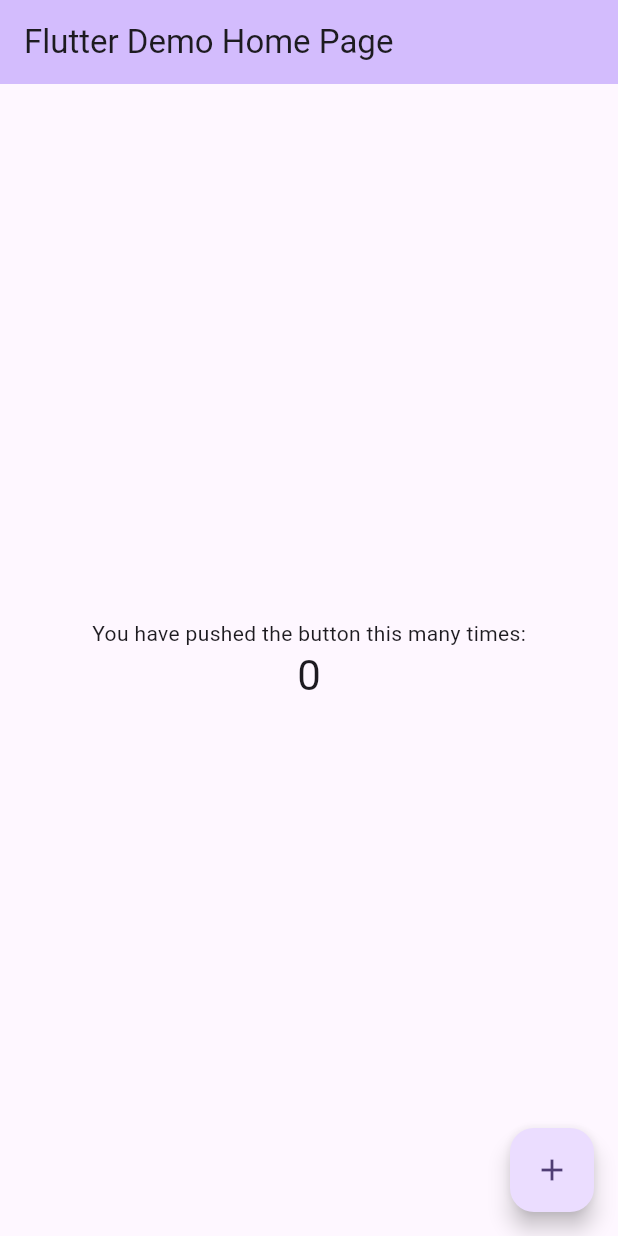
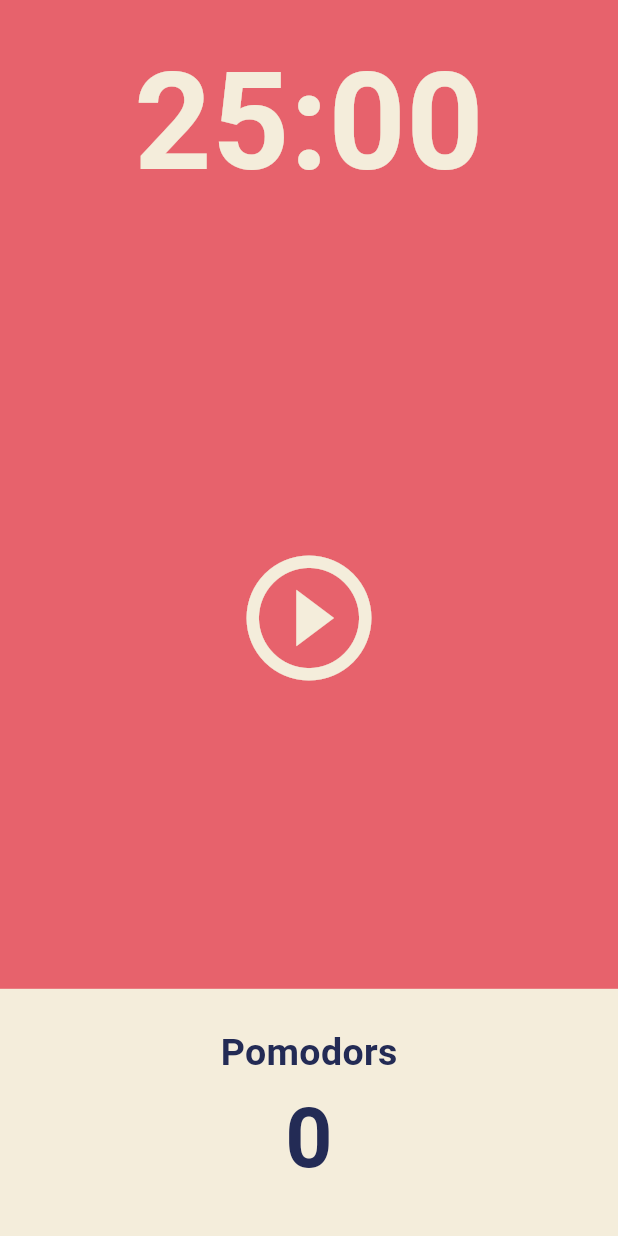
Before and after one commit to LeeSomgyul/concentration-time, a Flutter app: the screen it shows after launch, on a phone screen of 412 x 824 dp. Run offline on Flutter 3.47's test engine with Material 3 defaults, Android fonts, the phone set to English and light mode, and no system bars.

Commit message:
20240406_13:02

```diff
--- a/flutter_application_1/lib/main.dart
+++ b/flutter_application_1/lib/main.dart
@@ -1,4 +1,5 @@
 import 'package:flutter/material.dart';
+import 'package:flutter_application_1/screens/home_screen.dart';
 
 void main() {
   runApp(const MyApp());
@@ -7,119 +8,21 @@ void main() {
 class MyApp extends StatelessWidget {
   const MyApp({super.key});
 
-  // This widget is the root of your application.
   @override
   Widget build(BuildContext context) {
     return MaterialApp(
-      title: 'Flutter Demo',
       theme: ThemeData(
-        // This is the theme of your application.
-        //
-        // TRY THIS: Try running your application with "flutter run". You'll see
-        // the application has a purple toolbar. Then, without quitting the app,
-        // try changing the seedColor in the colorScheme below to Colors.green
-        // and then invoke "hot reload" (save your changes or press the "hot
-        // reload" button in a Flutter-supported IDE, or press "r" if you used
-        // the command line to start the app).
-        //
-        // Notice that the counter didn't reset back to zero; the application
-        // state is not lost during the reload. To reset the state, use hot
-        // restart instead.
-        //
-        // This works for code too, not just values: Most code changes can be
-        // tested with just a hot reload.
-        colorScheme: ColorScheme.fromSeed(seedColor: Colors.deepPurple),
-        useMaterial3: true,
+        colorScheme: ColorScheme.fromSwatch(
+          backgroundColor: const Color(0xFFE7626C),
+        ),
+        textTheme: const TextTheme(
+          displayLarge: TextStyle(
+            color: Color(0xFF232B55),
+          ),
+        ),
+        cardColor: const Color(0xFFF4EDDB),
       ),
-      home: const MyHomePage(title: 'Flutter Demo Home Page'),
+      home: const HomeScreen(),
     );
   }
 }
-
-class MyHomePage extends StatefulWidget {
-  const MyHomePage({super.key, required this.title});
-
-  // This widget is the home page of your application. It is stateful, meaning
-  // that it has a State object (defined below) that contains fields that affect
-  // how it looks.
-
-  // This class is the configuration for the state. It holds the values (in this
-  // case the title) provided by the parent (in this case the App widget) and
-  // used by the build method of the State. Fields in a Widget subclass are
-  // always marked "final".
-
-  final String title;
-
-  @override
-  State<MyHomePage> createState() => _MyHomePageState();
-}
-
-class _MyHomePageState extends State<MyHomePage> {
-  int _counter = 0;
-
-  void _incrementCounter() {
-    setState(() {
-      // This call to setState tells the Flutter framework that something has
-      // changed in this State, which causes it to rerun the build method below
-      // so that the display can reflect the updated values. If we changed
-      // _counter without calling setState(), then the build method would not be
-      // called again, and so nothing would appear to happen.
-      _counter++;
-    });
-  }
-
-  @override
-  Widget build(BuildContext context) {
-    // This method is rerun every time setState is called, for instance as done
-    // by the _incrementCounter method above.
-    //
-    // The Flutter framework has been optimized to make rerunning build methods
-    // fast, so that you can just rebuild anything that needs updating rather
-    // than having to individually change instances of widgets.
-    return Scaffold(
-      appBar: AppBar(
-        // TRY THIS: Try changing the color here to a specific color (to
-        // Colors.amber, perhaps?) and trigger a hot reload to see the AppBar
-        // change color while the other colors stay the same.
-        backgroundColor: Theme.of(context).colorScheme.inversePrimary,
-        // Here we take the value from the MyHomePage object that was created by
-        // the App.build method, and use it to set our appbar title.
-        title: Text(widget.title),
-      ),
-      body: Center(
-        // Center is a layout widget. It takes a single child and positions it
-        // in the middle of the parent.
-        child: Column(
-          // Column is also a layout widget. It takes a list of children and
-          // arranges them vertically. By default, it sizes itself to fit its
-          // children horizontally, and tries to be as tall as its parent.
-          //
-          // Column has various properties to control how it sizes itself and
-          // how it positions its children. Here we use mainAxisAlignment to
-          // center the children vertically; the main axis here is the vertical
-          // axis because Columns are vertical (the cross axis would be
-          // horizontal).
-          //
-          // TRY THIS: Invoke "debug painting" (choose the "Toggle Debug Paint"
-          // action in the IDE, or press "p" in the console), to see the
-          // wireframe for each widget.
-          mainAxisAlignment: MainAxisAlignment.center,
-          children: <Widget>[
-            const Text(
-              'You have pushed the button this many times:',
-            ),
-            Text(
-              '$_counter',
-              style: Theme.of(context).textTheme.headlineMedium,
-            ),
-          ],
-        ),
-      ),
-      floatingActionButton: FloatingActionButton(
-        onPressed: _incrementCounter,
-        tooltip: 'Increment',
-        child: const Icon(Icons.add),
-      ), // This trailing comma makes auto-formatting nicer for build methods.
-    );
-  }
-}
--- /dev/null
+++ b/flutter_application_1/lib/screens/home_screen.dart
@@ -0,0 +1,87 @@
+import 'package:flutter/cupertino.dart';
+import 'package:flutter/material.dart';
+import 'package:flutter/widgets.dart';
+
+class HomeScreen extends StatefulWidget {
+  const HomeScreen({super.key});
+
+  @override
+  State<HomeScreen> createState() => _HomeScreenState();
+}
+
+class _HomeScreenState extends State<HomeScreen> {
+  @override
+  Widget build(BuildContext context) {
+    return Scaffold(
+      backgroundColor: Theme.of(context).colorScheme.background,
+      body: Column(
+        children: [
+          Flexible(
+            flex: 1,
+            child: Container(
+              alignment: Alignment.center,
+              child: Text(
+                "25:00",
+                style: TextStyle(
+                  color: Theme.of(context).cardColor,
+                  fontSize: 90,
+                  fontWeight: FontWeight.w600,
+                ),
+              ),
+            ),
+          ),
+          Flexible(
+            flex: 3,
+            child: Center(
+              child: IconButton(
+                onPressed: () {},
+                iconSize: 100,
+                color: Theme.of(context).cardColor,
+                icon: const Icon(
+                  Icons.play_circle_outline,
+                ),
+              ),
+            ),
+          ),
+          Flexible(
+            flex: 1,
+            child: Row(
+              children: [
+                Expanded(
+                  child: Container(
+                    decoration: BoxDecoration(
+                      color: Theme.of(context).cardColor,
+                    ),
+                    child: Column(
+                      mainAxisAlignment: MainAxisAlignment.center,
+                      children: [
+                        Text(
+                          "Pomodors",
+                          style: TextStyle(
+                            fontSize: 25,
+                            fontWeight: FontWeight.w600,
+                            color:
+                                Theme.of(context).textTheme.displayLarge!.color,
+                          ),
+                        ),
+                        Text(
+                          "0",
+                          style: TextStyle(
+                            fontSize: 55,
+                            fontWeight: FontWeight.w600,
+                            color:
+                                Theme.of(context).textTheme.displayLarge!.color,
+                          ),
+                        ),
+                      ],
+                    ),
+                  ),
+                ),
+              ],
+            ),
+          ),
+        ],
+      ),
+    );
+  }
+}
```
